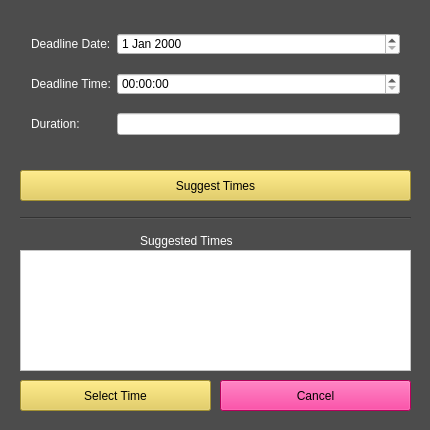
Qt form suggest_user_event.ui (allenh1/timefuse-client) before a commit.
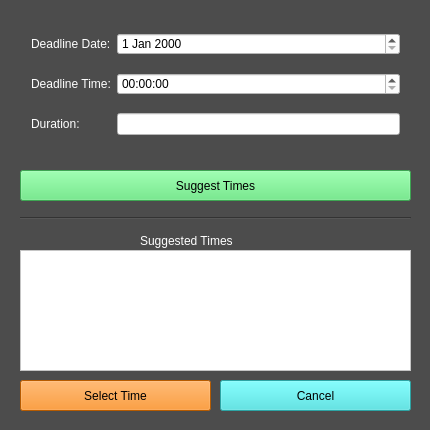
The same form after that commit.

Diff of the .ui file:
```diff
--- a/suggest_user_event.ui
+++ b/suggest_user_event.ui
@@ -94,7 +94,7 @@
    </property>
    <property name="styleSheet">
     <string notr="true">font: 12pt &quot;Courier&quot;;
-background-color: rgb(255, 0, 128);</string>
+background-color: rgb(61, 229, 229);</string>
    </property>
    <property name="text">
     <string>Cancel</string>
@@ -111,7 +111,7 @@
    </property>
    <property name="styleSheet">
     <string notr="true">font: 12pt &quot;Courier&quot;;
-background-color: rgb(227, 201, 69);</string>
+background-color: rgb(255, 128, 0);</string>
    </property>
    <property name="text">
     <string>Select Time</string>
@@ -171,7 +171,7 @@
    </property>
    <property name="styleSheet">
     <string notr="true">font: 12pt &quot;Courier&quot;;
-background-color: rgb(227, 201, 69);</string>
+background-color: rgb(86, 231, 115);</string>
    </property>
    <property name="text">
     <string>Suggest Times</string>
```
